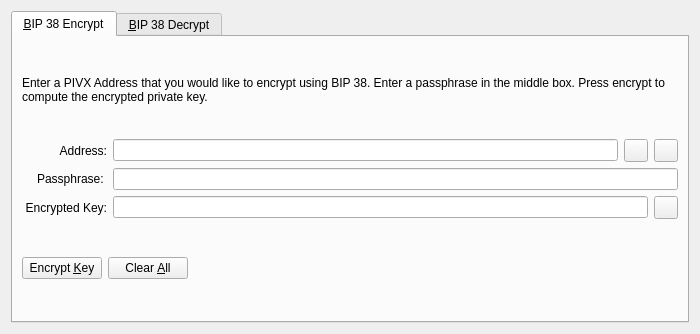
Above: src/qt/forms/bip38tooldialog.ui from eons-finance/ALQO before the change. Below: the same form after it.
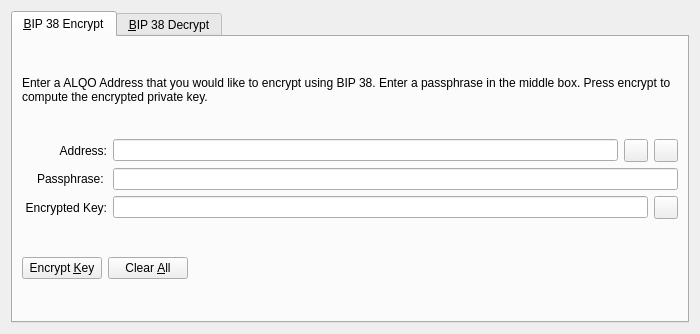
That is the form after the change. The open tabs and pages were chosen to show the change. Icons and pictures are not drawn. Custom widgets are drawn as their Qt base class.

The edit to the form file:
```diff
--- a/src/qt/forms/bip38tooldialog.ui
+++ b/src/qt/forms/bip38tooldialog.ui
@@ -30,7 +30,7 @@
        <item>
         <widget class="QLabel" name="infoLabel_ENC">
          <property name="text">
-          <string>Enter a PIVX Address that you would like to encrypt using BIP 38. Enter a passphrase in the middle box. Press encrypt to compute the encrypted private key.</string>
+          <string>Enter a ALQO Address that you would like to encrypt using BIP 38. Enter a passphrase in the middle box. Press encrypt to compute the encrypted private key.</string>
          </property>
          <property name="textFormat">
           <enum>Qt::PlainText</enum>
```
Left out of the diff: 20 changed lines with no effect on the pictures.
